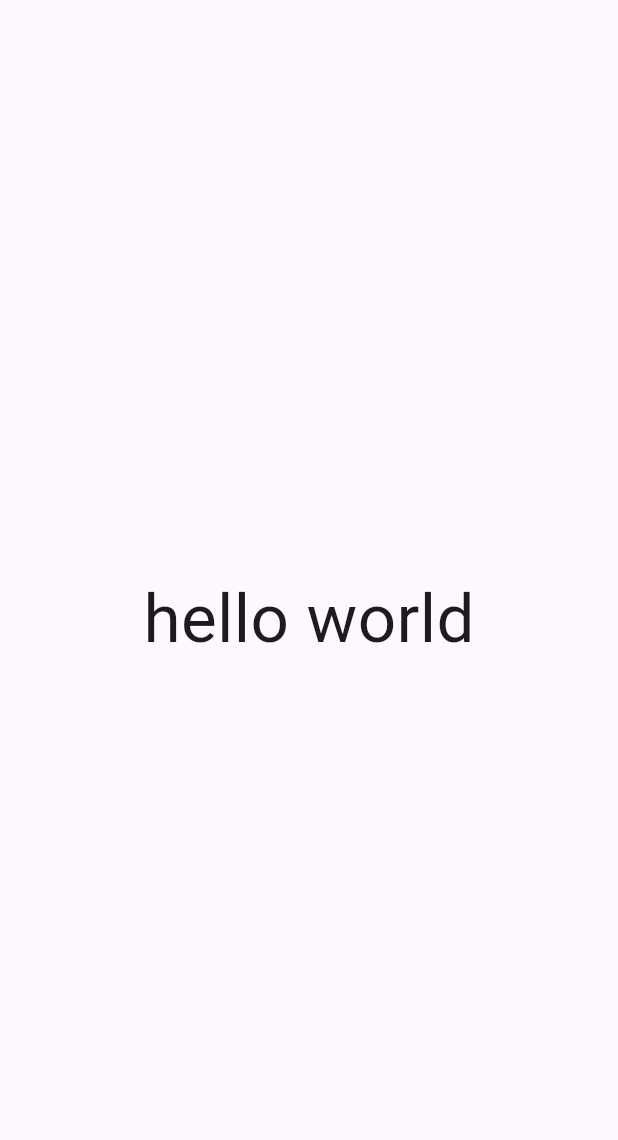
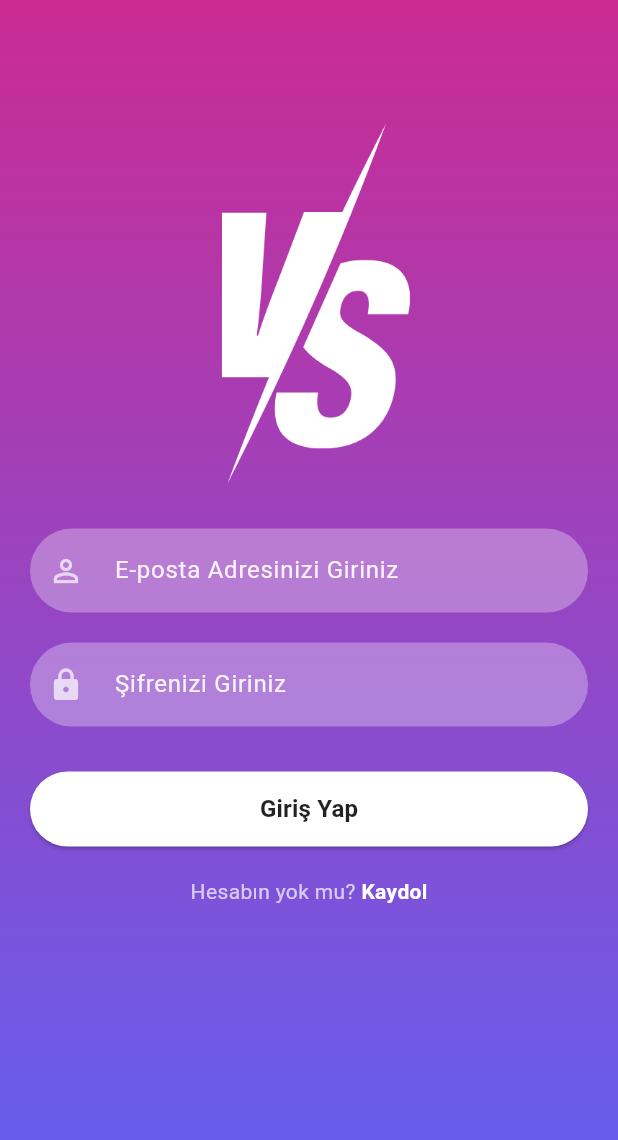
Before and after one commit to esatozkan/compare_app, a Flutter app: the screen it shows after launch, on a phone screen of 412 x 824 dp. Shown: the top 1140 px of the screen. Run offline on Flutter 3.47's test engine with Material 2 defaults, Android fonts, the phone set to English and light mode, and no system bars; our stand-ins replace firebase_core, smooth_page_indicator; accounts and stored records are empty.

Commit message:
giriş ekranı arayüzü yapıldı, kayıt ekranı başlandı fotoğraf alma ve doğum tarihi alma kaldı

```diff
--- /dev/null
+++ b/lib/data/constans/constans.dart
@@ -0,0 +1,21 @@
+import 'package:flutter/material.dart';
+
+Gradient signScreenBackgroundColor = const LinearGradient(
+  colors: [
+    Color(0xFFCB2B93),
+    Color(0xFF9546C4),
+    Color(0xFF5E61F4),
+  ],
+  begin: Alignment.topCenter,
+  end: Alignment.bottomCenter,
+);
+
+Image appLogo() {
+  return Image.asset(
+    "assets/app_logo.png",
+    fit: BoxFit.cover,
+    width: 240,
+    height: 240,
+    color: Colors.white,
+  );
+}
--- a/lib/main.dart
+++ b/lib/main.dart
@@ -1,12 +1,21 @@
+import 'package:compare_app/ui/provider/signup_screen_transition_provider.dart';
 import 'package:compare_app/ui/view/screens/login_screen.dart';
 import 'package:flutter/material.dart';
 import 'package:firebase_core/firebase_core.dart';
 import 'firebase_options.dart';
+import 'package:provider/provider.dart';
 
-void main() async{
+void main() async {
   WidgetsFlutterBinding.ensureInitialized();
   await Firebase.initializeApp(options: DefaultFirebaseOptions.currentPlatform);
-  runApp(const MyApp());
+  runApp(MultiProvider(
+    providers: [
+      ListenableProvider(
+        create: (context) => SignUpScreenTransitionProvider(),
+      )
+    ],
+    child: const MyApp(),
+  ));
 }
 
 class MyApp extends StatelessWidget {
@@ -16,7 +25,8 @@
   @override
   Widget build(BuildContext context) {
     return MaterialApp(
-      title: 'Flutter Demo',
+      debugShowCheckedModeBanner: false,
+      title: 'Compare App',
       theme: ThemeData(
         // This is the theme of your application.
         //
@@ -36,7 +46,7 @@
         colorScheme: ColorScheme.fromSeed(seedColor: Colors.deepPurple),
         useMaterial3: true,
       ),
-      home: const LoginScreen(),
+      home: const LogInScreen(),
     );
   }
 }
--- a/lib/ui/view/screens/login_screen.dart
+++ b/lib/ui/view/screens/login_screen.dart
@@ -1,13 +1,77 @@
+import 'package:compare_app/ui/view/widget/login_screen_widgets/custom_signIn_signUp_button.dart';
+import 'package:compare_app/ui/view/widget/login_screen_widgets/custom_text_field.dart';
+import 'package:compare_app/ui/view/widget/login_screen_widgets/signUp_button_widget.dart';
 import 'package:flutter/material.dart';
+import '../../../data/constans/constans.dart';
 
-class LoginScreen extends StatelessWidget {
-  const LoginScreen({super.key});
+class LogInScreen extends StatefulWidget {
+  const LogInScreen({super.key});
 
   @override
+  State<LogInScreen> createState() => _LogInScreenState();
+}
+
+class _LogInScreenState extends State<LogInScreen> {
+  TextEditingController passwordController = TextEditingController();
+  TextEditingController emailController = TextEditingController();
+  @override
   Widget build(BuildContext context) {
-    return const SafeArea(
+    return SafeArea(
       child: Scaffold(
-        body: Center(
-          child: Text("hello world",style: TextStyle(fontSize: 45),),),),);
+        body: Container(
+          width: MediaQuery.of(context).size.width,
+          height: MediaQuery.of(context).size.height,
+          decoration: BoxDecoration(
+            gradient: signScreenBackgroundColor,
+          ),
+          child: SingleChildScrollView(
+            child: Padding(
+              padding: EdgeInsets.fromLTRB(
+                20,
+                MediaQuery.of(context).size.height * .1,
+                20,
+                0,
+              ),
+              child: Column(
+                children: [
+                  appLogo(),
+                  const SizedBox(
+                    height: 30,
+                  ),
+                  CustomTextField(
+                    text: " E-posta Adresinizi Giriniz ",
+                    isPasswordType: false,
+                    controller: emailController,
+                    keyboardType: TextInputType.emailAddress,
+                    isIcon: true,
+                    icon: Icons.person_outline,
+                  ),
+                  const SizedBox(
+                    height: 20,
+                  ),
+                  CustomTextField(
+                    text: " Şifrenizi Giriniz ",
+                    isPasswordType: true,
+                    controller: passwordController,
+                    keyboardType: TextInputType.visiblePassword,
+                    isIcon: true,
+                    icon: Icons.lock,
+                  ),
+                  const SizedBox(
+                    height: 20,
+                  ),
+                  customSignInSignUpButton(
+                    context,
+                    true,
+                    () {},
+                  ),
+                  signUpWidget(context),
+                ],
+              ),
+            ),
+          ),
+        ),
+      ),
+    );
   }
 }
--- /dev/null
+++ b/lib/ui/view/widget/login_screen_widgets/custom_signIn_signUp_button.dart
@@ -0,0 +1,44 @@
+import 'package:flutter/material.dart';
+
+Container customSignInSignUpButton(
+  BuildContext context,
+  bool isLogin,
+  Function onTap,
+) {
+  return Container(
+    width: MediaQuery.of(context).size.width,
+    height: 50,
+    margin: const EdgeInsets.fromLTRB(0, 10, 0, 20),
+    decoration: BoxDecoration(
+      borderRadius: BorderRadius.circular(90),
+    ),
+    child: ElevatedButton(
+      onPressed: () {
+        onTap();
+      },
+      style: ButtonStyle(
+        backgroundColor: MaterialStateProperty.resolveWith(
+          (states) {
+            if (states.contains(MaterialState.pressed)) {
+              return Colors.black26;
+            }
+            return Colors.white;
+          },
+        ),
+        shape: MaterialStateProperty.all<RoundedRectangleBorder>(
+          RoundedRectangleBorder(
+            borderRadius: BorderRadius.circular(30),
+          ),
+        ),
+      ),
+      child: Text(
+        isLogin ? "Giriş Yap" : "Kaydol",
+        style: const TextStyle(
+          color: Colors.black87,
+          fontWeight: FontWeight.bold,
+          fontSize: 16,
+        ),
+      ),
+    ),
+  );
+}
--- /dev/null
+++ b/lib/ui/view/widget/login_screen_widgets/custom_text_field.dart
@@ -0,0 +1,57 @@
+// ignore_for_file: public_member_api_docs, sort_constructors_first
+import 'package:flutter/material.dart';
+
+class CustomTextField extends StatelessWidget {
+  final String text;
+  final bool isPasswordType;
+  final TextEditingController controller;
+  final TextInputType keyboardType;
+  final bool isIcon;
+  final IconData icon;
+  const CustomTextField({
+    Key? key,
+    required this.text,
+    required this.isPasswordType,
+    required this.controller,
+    required this.keyboardType,
+    this.isIcon = false,
+    this.icon = Icons.abc,
+  }) : super(key: key);
+
+  @override
+  Widget build(BuildContext context) {
+    return TextField(
+      controller: controller,
+      obscureText: isPasswordType,
+      enableSuggestions: !isPasswordType,
+      autocorrect: !isPasswordType,
+      cursorColor: Colors.white,
+      style: TextStyle(
+        color: Colors.white.withOpacity(.9),
+      ),
+      decoration: InputDecoration(
+        prefixIcon: isIcon == true
+            ? Icon(
+                icon,
+                color: Colors.white70,
+              )
+            : null,
+        labelText: text,
+        labelStyle: TextStyle(
+          color: Colors.white.withOpacity(.9),
+        ),
+        filled: true,
+        floatingLabelBehavior: FloatingLabelBehavior.never,
+        fillColor: Colors.white.withOpacity(.3),
+        border: OutlineInputBorder(
+          borderRadius: BorderRadius.circular(30),
+          borderSide: const BorderSide(
+            width: 0,
+            style: BorderStyle.none,
+          ),
+        ),
+      ),
+      keyboardType: keyboardType,
+    );
+  }
+}
--- /dev/null
+++ b/lib/ui/view/widget/login_screen_widgets/signUp_button_widget.dart
@@ -0,0 +1,31 @@
+import 'package:compare_app/ui/view/screens/signup_screen.dart';
+import 'package:flutter/material.dart';
+
+Row signUpWidget(BuildContext context) {
+  return Row(
+    mainAxisAlignment: MainAxisAlignment.center,
+    children: [
+      const Text(
+        "Hesabın yok mu?",
+        style: TextStyle(color: Colors.white70),
+      ),
+      GestureDetector(
+        onTap: () {
+          Navigator.push(
+            context,
+            MaterialPageRoute(
+              builder: (context) => const SignUpScreen(),
+            ),
+          );
+        },
+        child:const Text(
+          " Kaydol",
+          style: TextStyle(
+            color: Colors.white,
+            fontWeight: FontWeight.bold,
+          ),
+        ),
+      )
+    ],
+  );
+}
```
Also changed, not shown: lib/data/repository/increment_decrement_reset_repository.dart (added, +14 -0 lines), lib/ui/provider/signup_screen_transition_provider.dart (added, +31 -0 lines), lib/ui/view/screens/signup_screen.dart (added, +150 -0 lines), lib/ui/view/widget/signup_screen_widgets/generate_boarding_screen_widget.dart (added, +104 -0 lines), lib/ui/view/widget/signup_screen_widgets/on_boarding_screen_widget.dart (added, +42 -0 lines), pubspec.yaml (+5 -2 lines), assets/app_logo.png (added), assets/signup_screen_images/fifth_image.png (added), assets/signup_screen_images/first_image.png (added), assets/signup_screen_images/fourth_image.png (added), assets/signup_screen_images/second_image.png (added), assets/signup_screen_images/sixth_version.png (added), assets/signup_screen_images/third_image.png (added), pubspec.lock, 50 other files.
